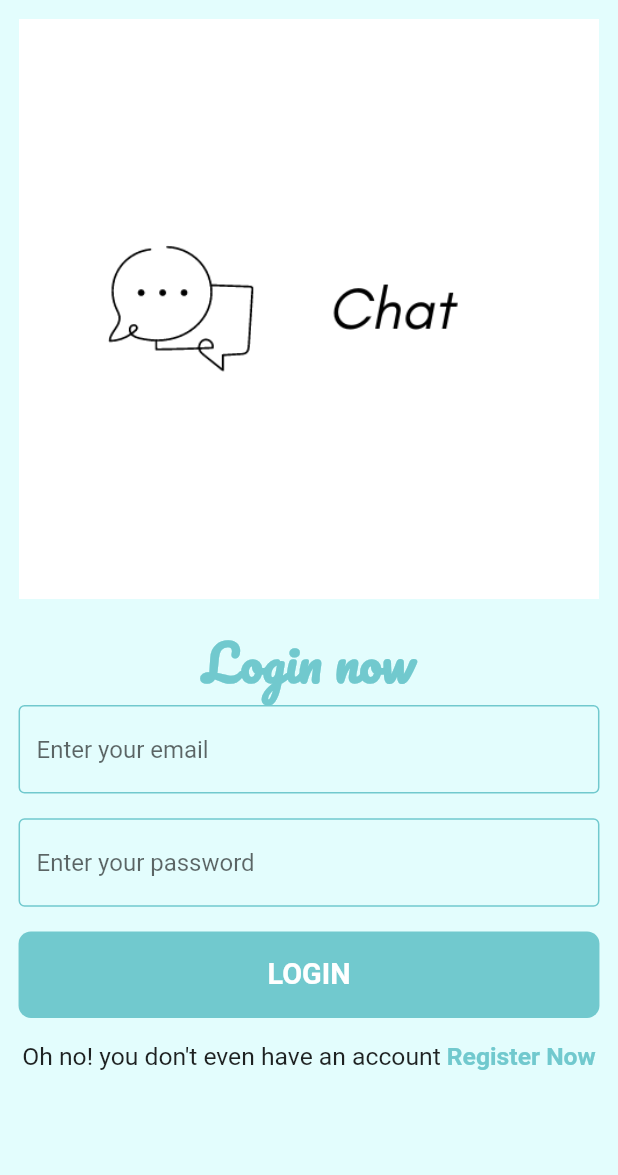
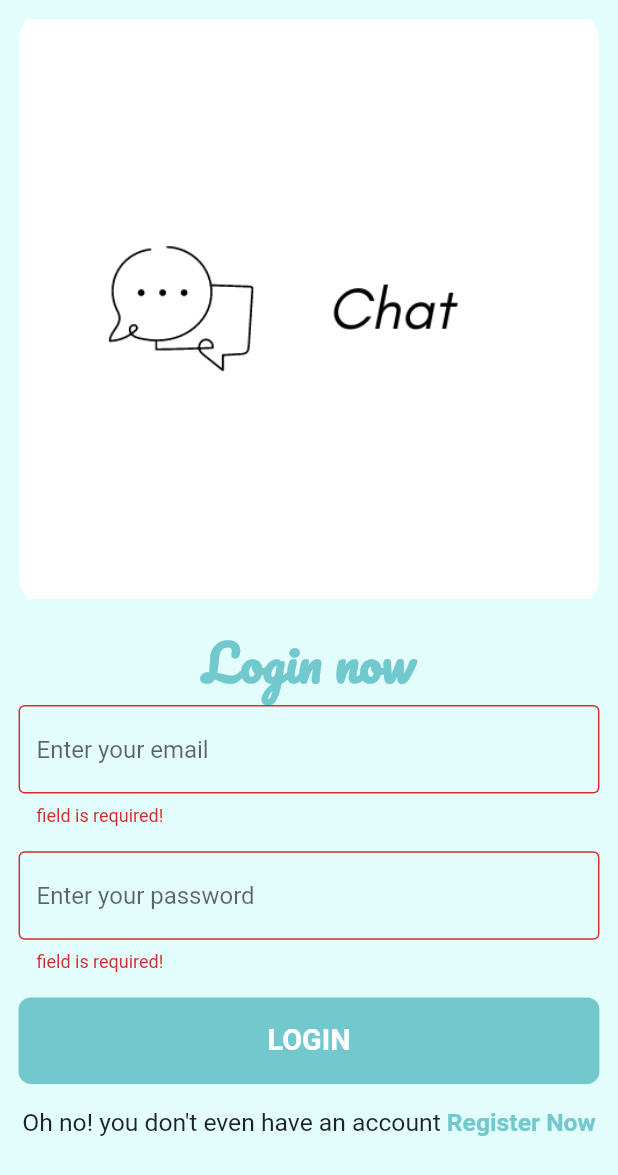
Before and after one commit to YosophAhmed/chatApp, a Flutter app: the screen it shows after launch, after a tap on "LOGIN", on a phone screen of 412 x 824 dp. Shown: the top 1175 px of the screen. Run offline on Flutter 3.47's test engine with Material 2 defaults, Android fonts, the light colour scheme and no system bars; drawn by our look-alikes of modal_progress_hud_nsn; our stand-ins replace firebase_auth, firebase_core, sizer; accounts and stored records are empty.

Commit message:
Latest Commit

```diff
--- a/lib/components/custom_textfield.dart
+++ b/lib/components/custom_textfield.dart
@@ -1,12 +1,12 @@
 import 'package:chat/constants/colors.dart';
 import 'package:flutter/material.dart';
 
-class CustomTextField extends StatelessWidget {
+class CustomTextFormField extends StatelessWidget {
 
   final String? hintText;
   final Function(String)? onChanged;
 
-  const CustomTextField({Key? key, this.hintText, required this.onChanged}) : super(key: key);
+  const CustomTextFormField({Key? key, this.hintText, required this.onChanged}) : super(key: key);
 
   @override
   Widget build(BuildContext context) {
@@ -15,6 +15,7 @@ class CustomTextField extends StatelessWidget {
           if(data!.isEmpty){
             return 'field is required!';
           }
+          return null;
       },
       decoration: InputDecoration(
         hintText: hintText,
--- a/lib/components/logo.dart
+++ b/lib/components/logo.dart
@@ -6,10 +6,14 @@ class Logo extends StatelessWidget {
 
   @override
   Widget build(BuildContext context) {
-    return SizedBox(
+    return Container(
       height: 50.h,
-      width: double.infinity,
-      child: Image.asset('assets/images/Chat.png'),
+      decoration: BoxDecoration(
+        borderRadius: BorderRadius.circular(22.sp),
+        image: const DecorationImage(
+          image: AssetImage('assets/images/Chat.png'),
+        ),
+      ),
     );
   }
 }
--- a/lib/main.dart
+++ b/lib/main.dart
@@ -25,6 +25,9 @@ class ChatApp extends StatelessWidget {
     ) {
       return MaterialApp(
         debugShowCheckedModeBanner: false,
+        theme: ThemeData(
+          primarySwatch: Colors.cyan,
+        ),
         initialRoute: LoginPage.id,
         routes: {
           LoginPage.id: (context) => LoginPage(),
--- a/lib/pages/login_page.dart
+++ b/lib/pages/login_page.dart
@@ -3,38 +3,63 @@ import 'package:chat/components/custom_text.dart';
 import 'package:chat/components/custom_textfield.dart';
 import 'package:chat/constants/colors.dart';
 import 'package:chat/pages/register_page.dart';
+import 'package:firebase_auth/firebase_auth.dart';
 import 'package:flutter/material.dart';
 import 'package:sizer/sizer.dart';
 import '../components/logo.dart';
+import 'package:modal_progress_hud_nsn/modal_progress_hud_nsn.dart';
+import '../components/snakbar.dart';
 
-class LoginPage extends StatelessWidget {
+class LoginPage extends StatefulWidget {
   static const String id = 'LoginPage';
 
-  const LoginPage({Key? key}) : super(key: key);
+
+  LoginPage({Key? key}) : super(key: key);
+
+  @override
+  State<LoginPage> createState() => _LoginPageState();
+}
+
+class _LoginPageState extends State<LoginPage> {
+  String? email;
+  String? password;
+  bool isLoading = false;
+  GlobalKey<FormState> formKey = GlobalKey();
+
+  Future<void> login() async {
+    await FirebaseAuth.instance.signInWithEmailAndPassword(
+      email: email!,
+      password: password!,
+    );
+  }
 
   @override
   Widget build(BuildContext context) {
-    return Scaffold(
+    return ModalProgressHUD(
+      inAsyncCall: isLoading,
+      child: Scaffold(
         backgroundColor: primaryColor1,
         body: Padding(
           padding: EdgeInsets.symmetric(horizontal: 3.w),
+          child: Form(
+            key: formKey,
             child: ListView(
               children: [
                 const Logo(),
                 const CustomText(text: 'Login now'),
-            CustomTextField(
+                CustomTextFormField(
                   hintText: 'Enter your email',
                   onChanged: (data) {
-
+                      email = data;
                   },
                 ),
                 SizedBox(
                   height: 2.h,
                 ),
-            CustomTextField(
+                CustomTextFormField(
                   hintText: 'Enter your password',
                   onChanged: (data) {
-
+                    password = data;
                   },
                 ),
                 SizedBox(
@@ -42,8 +67,29 @@ class LoginPage extends StatelessWidget {
                 ),
                 CustomButton(
                   label: 'LOGIN',
-              onTap: () {
-
+                  onTap: () async {
+                    if (formKey.currentState!.validate()) {
+                      setState(() {
+                        isLoading = true;
+                      });
+                      try {
+                        await login();
+                        showSnackBar(context, 'Login succeeded');
+                      } on FirebaseAuthException catch (error) {
+                        if(error.code == 'user-not-found') {
+                          showSnackBar(context, 'No user found for that email.');
+                        } else if(error.code == 'wrong-password') {
+                          showSnackBar(context, 'Wrong password provided for that user.');
+                        } else {
+                          showSnackBar(context, 'Sorry, there was an error');
+                        }
+                      } catch(error) {
+                        showSnackBar(context, 'Sorry, there was an error');
+                      }
+                      setState(() {
+                        isLoading = false;
+                      });
+                    }
                   },
                 ),
                 SizedBox(
@@ -79,6 +125,8 @@ class LoginPage extends StatelessWidget {
               ],
             ),
           ),
+        ),
+      ),
     );
   }
 }
--- a/pubspec.yaml
+++ b/pubspec.yaml
@@ -39,6 +39,7 @@ dependencies:
   sizer:
   firebase_core:
   firebase_auth:
+  modal_progress_hud_nsn:
 
 dev_dependencies:
   flutter_test:
```
Also changed, not shown: lib/components/snakbar.dart (added, +20 -0 lines), lib/pages/register_page.dart (+29 -29 lines), pubspec.lock. Lines whose indentation alone changed are shown as unchanged.
